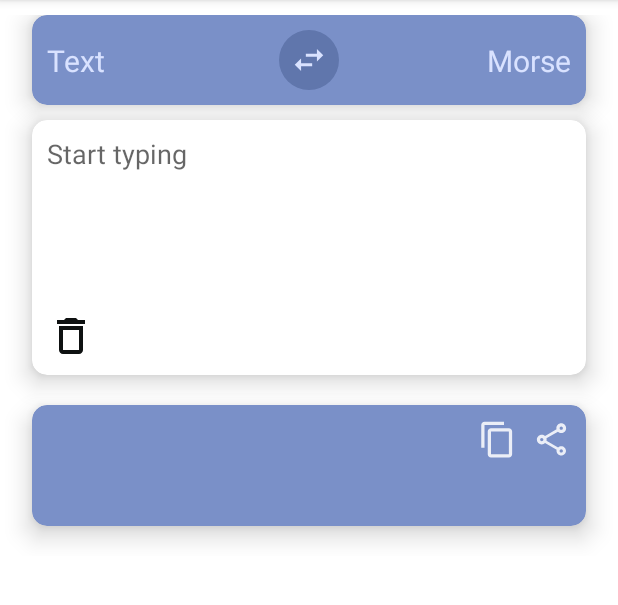
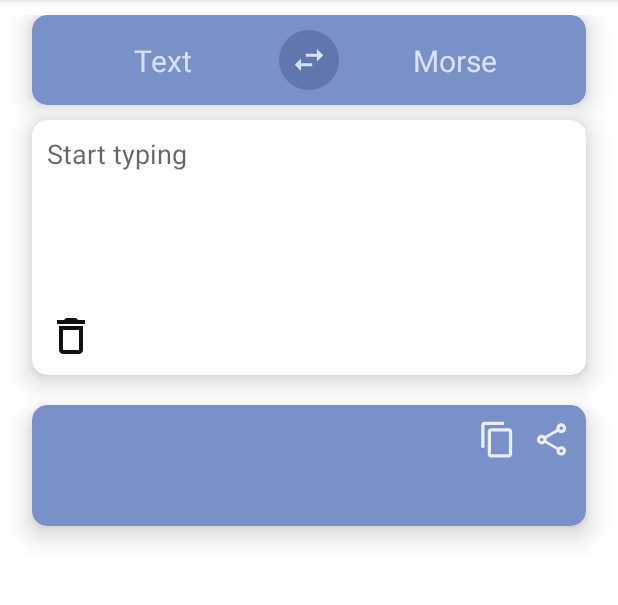
Before and after one commit to iAmMONK/MorseCoder, an Android app: the screen it shows after launch (MainActivity), on a phone screen of 412 x 824 dp, the part 84-689 px from its top. Run offline under Robolectric (Android 15) with nearby library versions, the phone set to English and light mode, and no system bars; our stand-ins replace AdMob, data binding.

Commit message:
Color improvements for android version below 12

```diff
--- a/app/src/main/res/layout/main.xml
+++ b/app/src/main/res/layout/main.xml
@@ -75,6 +75,7 @@
                             android:textSize="20sp"
                             app:layout_constraintBottom_toBottomOf="parent"
                             app:layout_constraintStart_toStartOf="parent"
+                            app:layout_constraintEnd_toStartOf="@id/translation_way_image"
                             app:layout_constraintTop_toTopOf="parent" />
 
                         <androidx.appcompat.widget.AppCompatImageView
@@ -99,6 +100,7 @@
                             android:textSize="20sp"
                             app:layout_constraintBottom_toBottomOf="parent"
                             app:layout_constraintEnd_toEndOf="parent"
+                            app:layout_constraintStart_toEndOf="@id/translation_way_image"
                             app:layout_constraintTop_toTopOf="parent" />
                     </androidx.constraintlayout.widget.ConstraintLayout>
                 </com.google.android.material.card.MaterialCardView>
@@ -128,7 +130,7 @@
                             android:hint="@string/input_hint"
                             android:inputType="textMultiLine"
                             android:textAlignment="gravity"
-                            android:textColor="@color/colorOnPrimary"
+                            android:textColor="@color/colorOnColorless"
                             app:layout_constraintBottom_toTopOf="@id/delete_button"
                             app:layout_constraintEnd_toEndOf="parent"
                             app:layout_constraintStart_toStartOf="parent"
--- a/app/src/main/res/values/colors.xml
+++ b/app/src/main/res/values/colors.xml
@@ -1,8 +1,8 @@
 <?xml version="1.0" encoding="utf-8"?>
 <resources>
     <color name="colorPrimary">#2196F3</color>
-    <color name="colorOnPrimary">#1976D2</color>
-    <color name="colorPrimaryContainer">#0C4D8E</color>
+    <color name="colorOnPrimary">#E1F5FE</color>
+    <color name="colorPrimaryContainer">#1976D2</color>
     <color name="colorAccent">#E91E63</color>
     <color name="colorElement">#0E1111</color>
     <color name="colorOnSurface">#D9FFFFFF</color>
```
